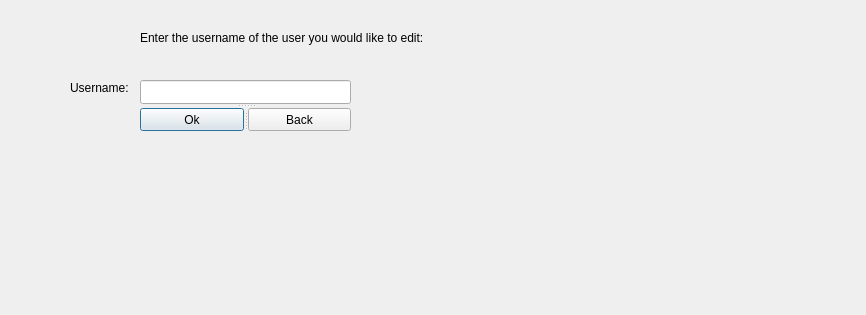
Qt form editadminstatus.ui (grenrock/cs1dQTRepository) before a commit.
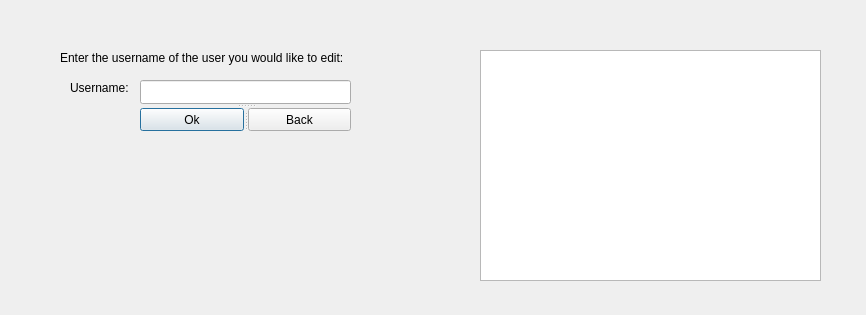
The same form after that commit.

Diff of the .ui file:
```diff
--- a/editadminstatus.ui
+++ b/editadminstatus.ui
@@ -29,8 +29,8 @@
   <widget class="QLabel" name="label_2">
    <property name="geometry">
     <rect>
-     <x>140</x>
-     <y>30</y>
+     <x>60</x>
+     <y>50</y>
      <width>313</width>
      <height>16</height>
     </rect>
@@ -73,6 +73,16 @@
     </widget>
    </widget>
   </widget>
+  <widget class="QListWidget" name="listWidget">
+   <property name="geometry">
+    <rect>
+     <x>480</x>
+     <y>50</y>
+     <width>341</width>
+     <height>231</height>
+    </rect>
+   </property>
+  </widget>
  </widget>
  <resources/>
  <connections>
```
